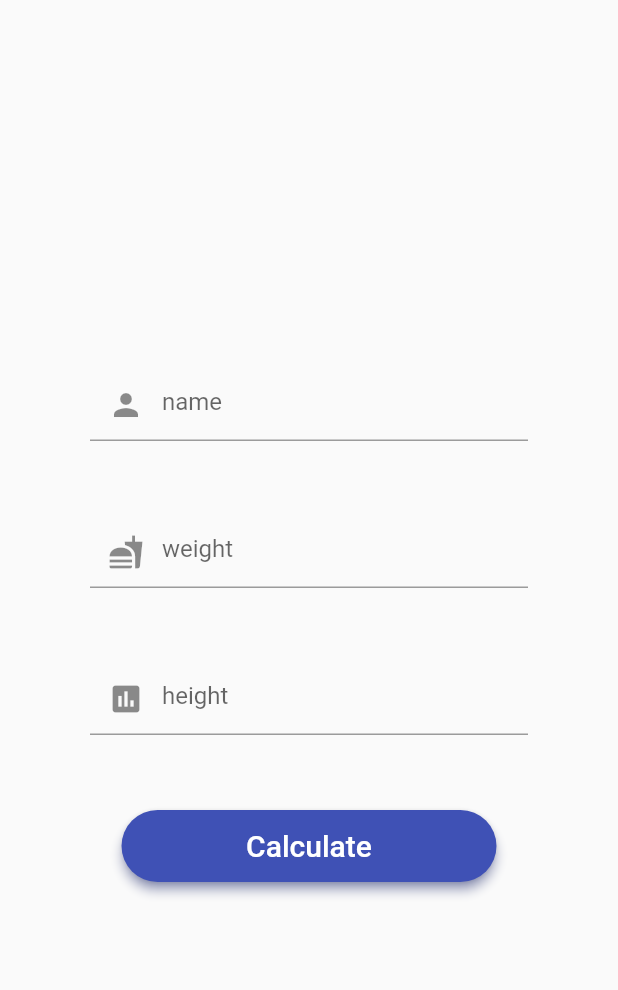
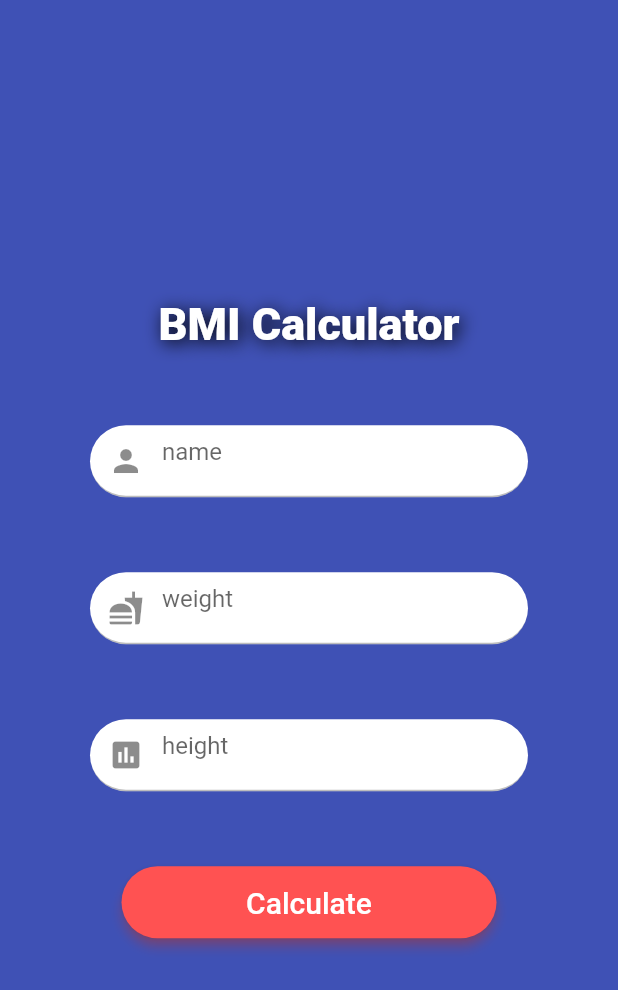
Before and after one commit to xenups/BMICalculator, a Flutter app: the screen it shows after launch, on a phone screen of 412 x 824 dp. Shown: the top 990 px of the screen. Run offline on Flutter 3.47's test engine with Material 2 defaults, Android fonts, the phone set to English and light mode, and no system bars; our stand-ins replace animated_text_kit.

Commit message:
fix main page

```diff
--- a/lib/BMIResult.dart
+++ b/lib/BMIResult.dart
@@ -84,9 +84,11 @@ class _BMIResultState extends State<BMIResult> {
     String health = bmi.getHealthStatus();
 
     return MaterialApp(
+      debugShowCheckedModeBanner: false,
         home: Scaffold(
+
           appBar: AppBar(title:Text('BMI Calculator'),actions: <Widget>[
-            IconButton(icon: Icon(Icons.home),onPressed: (){},color: Colors.indigo ,),
+            IconButton(icon: Icon(Icons.home),onPressed: (){},color: Colors.white ,),
           ],),
             backgroundColor: Colors.teal,
             body: new Container(
--- a/lib/main.dart
+++ b/lib/main.dart
@@ -8,7 +8,11 @@ class MyApp extends StatelessWidget {
   // This widget is the root of your application.
   @override
   Widget build(BuildContext context) {
-    return MaterialApp(title: 'BMI Calculator', home: FirstPage());
+    return MaterialApp(
+      title: 'BMI Calculator',
+      home: FirstPage(),
+      debugShowCheckedModeBanner: false,
+    );
   }
 }
 
@@ -18,40 +22,74 @@ class FirstPage extends StatefulWidget {
 }
 
 class _FirstPageState extends State<FirstPage> {
-
   final TextEditingController nameControl = new TextEditingController();
   final TextEditingController weightControl = new TextEditingController();
   final TextEditingController heightControl = new TextEditingController();
 
-
-
   @override
   Widget build(BuildContext context) {
     return Scaffold(
+        resizeToAvoidBottomPadding: false,
+        backgroundColor: Colors.indigo,
         body: Container(
           padding: const EdgeInsets.all(10.0),
           child: Column(
             mainAxisAlignment: MainAxisAlignment.center,
             children: <Widget>[
+              Text(
+                'BMI Calculator',
+                style: TextStyle(
+                  fontWeight: FontWeight.w800,
+                  color: Colors.white,
+                  fontSize: 30.0,
+                  shadows: <Shadow>[
+                    Shadow(
+                      offset: Offset(2.0, 2.0),
+                      blurRadius: 15.0,
+                      color: Color.fromARGB(255, 0, 0, 0),
+                    ),
+                  ],
+                ),
+              ),
               Padding(
-            padding: const EdgeInsets.only(left: 50.0, right: 50.0, top: 10.0),
+                padding:
+                    const EdgeInsets.only(left: 50.0, right: 50.0, top: 50.0),
                 child: TextField(
                   decoration: InputDecoration(
+                      fillColor: Colors.white,
+                      filled: true,
+                      contentPadding: const EdgeInsets.only(
+                          left: 10.0, top: 8.0, bottom: 8.0),
                       hintText: 'name',
                       prefixIcon: Icon(Icons.person),
-              ),
+                      focusedBorder: new OutlineInputBorder(
+                          borderSide: new BorderSide(color: Colors.white),
+                          borderRadius: new BorderRadius.circular(27.0)),
+                      enabledBorder: new UnderlineInputBorder(
+                          borderRadius: new BorderRadius.circular(27.0),
+                          borderSide: new BorderSide(color: Colors.black26))),
                   textAlign: TextAlign.left,
                   controller: nameControl,
                   style: TextStyle(color: Colors.black),
                 ),
               ),
               Padding(
-            padding: const EdgeInsets.only(left: 50.0, right: 50.0, top: 50.0),
+                padding:
+                    const EdgeInsets.only(left: 50.0, right: 50.0, top: 50.0),
                 child: TextField(
                   decoration: InputDecoration(
+                      fillColor: Colors.white,
+                      filled: true,
+                      contentPadding: const EdgeInsets.only(
+                          left: 10.0, top: 8.0, bottom: 8.0),
                       hintText: 'weight',
                       prefixIcon: Icon(Icons.fastfood),
-              ),
+                      focusedBorder: new OutlineInputBorder(
+                          borderSide: new BorderSide(color: Colors.white),
+                          borderRadius: new BorderRadius.circular(27.0)),
+                      enabledBorder: new UnderlineInputBorder(
+                          borderRadius: new BorderRadius.circular(27.0),
+                          borderSide: new BorderSide(color: Colors.black26))),
                   textAlign: TextAlign.left,
                   controller: weightControl,
                   style: TextStyle(color: Colors.black),
@@ -60,12 +98,22 @@ class _FirstPageState extends State<FirstPage> {
                 ),
               ),
               Padding(
-            padding: const EdgeInsets.only(left: 50.0, right: 50.0, top: 50.0),
+                padding:
+                    const EdgeInsets.only(left: 50.0, right: 50.0, top: 50.0),
                 child: TextField(
                   decoration: InputDecoration(
+                      fillColor: Colors.white,
+                      filled: true,
+                      contentPadding: const EdgeInsets.only(
+                          left: 10.0, top: 8.0, bottom: 8.0),
                       hintText: 'height',
                       prefixIcon: Icon(Icons.assessment),
-              ),
+                      focusedBorder: new OutlineInputBorder(
+                          borderSide: new BorderSide(color: Colors.white),
+                          borderRadius: new BorderRadius.circular(27.0)),
+                      enabledBorder: new UnderlineInputBorder(
+                          borderRadius: new BorderRadius.circular(27.0),
+                          borderSide: new BorderSide(color: Colors.black26))),
                   textAlign: TextAlign.left,
                   controller: heightControl,
                   style: TextStyle(color: Colors.black),
@@ -74,7 +122,8 @@ class _FirstPageState extends State<FirstPage> {
                 ),
               ),
               Padding(
-            padding: const EdgeInsets.only(left: 50.0, right: 50.0, top: 50.0),
+                padding:
+                    const EdgeInsets.only(left: 50.0, right: 50.0, top: 50.0),
                 child: MyButton(
                     'Calculate', nameControl, heightControl, weightControl),
               ),
@@ -121,9 +170,9 @@ class _MyButtonState extends State<MyButton> {
   @override
   Widget build(BuildContext context) {
     return new Material(
-      color: Colors.indigo,
+      color: Colors.redAccent,
       elevation: 3.0,
-      shadowColor: Colors.indigo,
+      shadowColor: Colors.redAccent,
       borderRadius: BorderRadius.circular(27.0),
       child: new MaterialButton(
           onPressed: () {
@@ -141,7 +190,7 @@ class _MyButtonState extends State<MyButton> {
           minWidth: 250.0,
           height: 45.0,
           elevation: 3.0,
-          splashColor: Colors.indigo,
+          splashColor: Colors.red,
           child: Text(
             '${widget.buttonName}',
             style: TextStyle(color: Colors.white, fontSize: 20.0),
```
Lines whose indentation alone changed are shown as unchanged.
